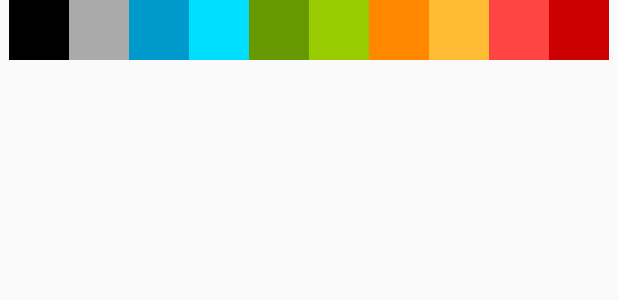
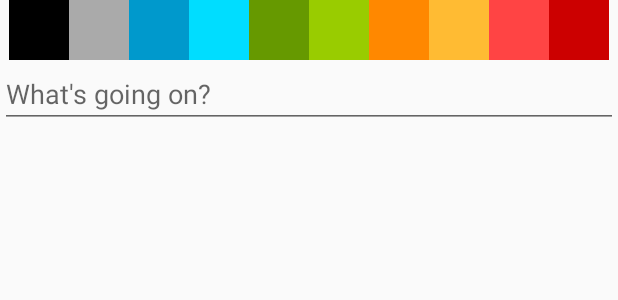
Before and after one commit to rustema/peggy-meter, an Android app: the layout fragment_mood_control.xml on its own in the app's theme, with its tools: preview values and no code run, on a phone screen of 412 x 824 dp. Shown: the top 300 px of the screen. Run offline under Robolectric (Android 15) with nearby library versions, the phone set to English and light mode, and no system bars.

Commit message:
Add field for comment.

```diff
--- a/android/app/src/main/res/layout/fragment_mood_control.xml
+++ b/android/app/src/main/res/layout/fragment_mood_control.xml
@@ -1,10 +1,19 @@
 <LinearLayout xmlns:android="http://schemas.android.com/apk/res/android"
     xmlns:tools="http://schemas.android.com/tools"
-    android:orientation="horizontal"
+    android:layout_width="match_parent"
+    android:layout_height="wrap_content"
+    android:layout_weight="1"
+    android:orientation="vertical"
+    android:focusable="true"
+    android:focusableInTouchMode="true">
+
+
+    <LinearLayout xmlns:android="http://schemas.android.com/apk/res/android"
+        xmlns:tools="http://schemas.android.com/tools"
         android:layout_width="wrap_content"
         android:layout_height="wrap_content"
+        android:layout_gravity="top|center"
         android:gravity="top|center"
-    android:layout_gravity="top|center"
         tools:context="io.peggyjo.peggymeter.MoodControlFragment">
 
         <Button
@@ -13,6 +22,7 @@
             android:layout_height="40dp"
             android:layout_weight="1"
             android:background="@android:color/black" />
+
 
         <Button
             android:id="@+id/mood1"
@@ -34,6 +44,7 @@
             android:layout_height="40dp"
             android:layout_weight="1"
             android:background="@android:color/holo_blue_bright" />
+
 
         <Button
             android:id="@+id/mood4"
@@ -78,3 +89,14 @@
             android:background="@android:color/holo_red_dark" />
 
     </LinearLayout>
+
+    <EditText
+        android:id="@+id/mood_comment"
+        android:layout_width="match_parent"
+        android:layout_height="0dp"
+        android:layout_weight="1"
+        android:ems="10"
+        android:inputType="textPersonName"
+        android:hint="@string/comment_hint" />
+
+</LinearLayout>
--- a/android/app/src/main/res/values/strings.xml
+++ b/android/app/src/main/res/values/strings.xml
@@ -17,4 +17,5 @@
     <string name="permission_rationale">"Contacts permissions are needed for providing email
         completions."
     </string>
+    <string name="comment_hint">"What's going on?"</string>
 </resources>
```
Also changed, not shown: android/app/src/main/java/io/peggyjo/peggymeter/MoodControlFragment.java (+11 -3 lines), 1 other file. Lines whose indentation alone changed are shown as unchanged.
